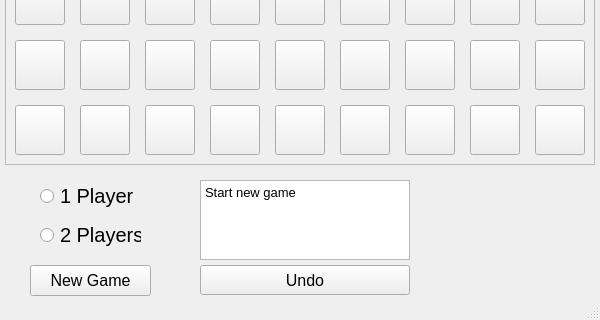
The window that quoridor.ui (crimvael/quoridor) describes before a commit, drawn with Qt 5; both pictures show x 0 to 600 and y 430 to 750 of the 600 by 750 pixel window.
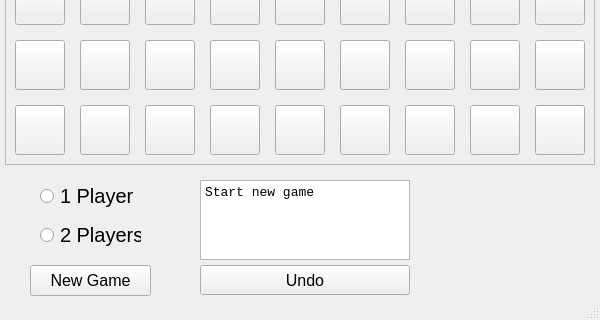
The same window after the commit.

```diff
--- a/quoridor.ui
+++ b/quoridor.ui
@@ -1618,6 +1618,7 @@
     </property>
     <property name="font">
      <font>
+      <family>Courier New</family>
       <pointsize>10</pointsize>
      </font>
     </property>
```
